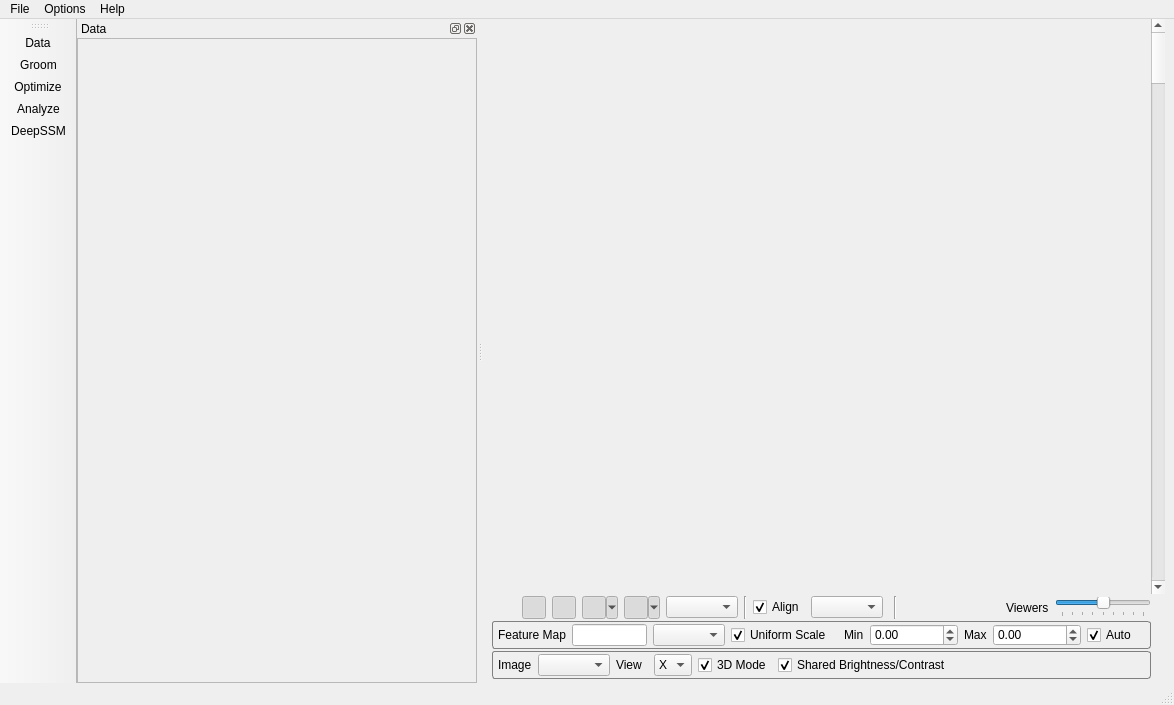
First picture: the form in Studio/src/Interface/ShapeWorksStudioApp.ui, repository SCIInstitute/ShapeWorks, before the edit.
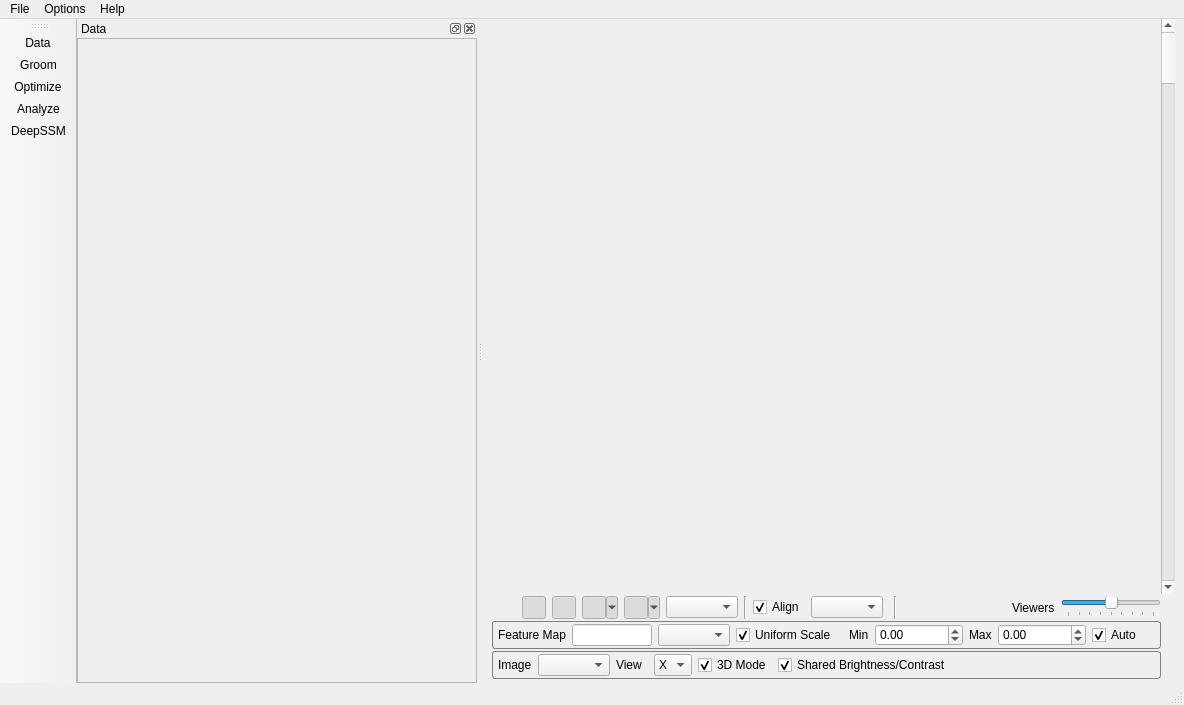
Second picture: the form after the edit. Icons and pictures are not drawn. Custom widgets are drawn as their Qt base class.

What changed in the file:
```diff
--- a/Studio/src/Interface/ShapeWorksStudioApp.ui
+++ b/Studio/src/Interface/ShapeWorksStudioApp.ui
@@ -6,7 +6,7 @@
    <rect>
     <x>0</x>
     <y>0</y>
-    <width>1174</width>
+    <width>1184</width>
     <height>705</height>
    </rect>
   </property>
@@ -612,8 +612,8 @@
     <rect>
      <x>0</x>
      <y>0</y>
-     <width>1174</width>
-     <height>22</height>
+     <width>1184</width>
+     <height>21</height>
     </rect>
    </property>
    <widget class="QMenu" name="menuFile">
```
Left out of the diff: 8 changed lines with no effect on the pictures.
